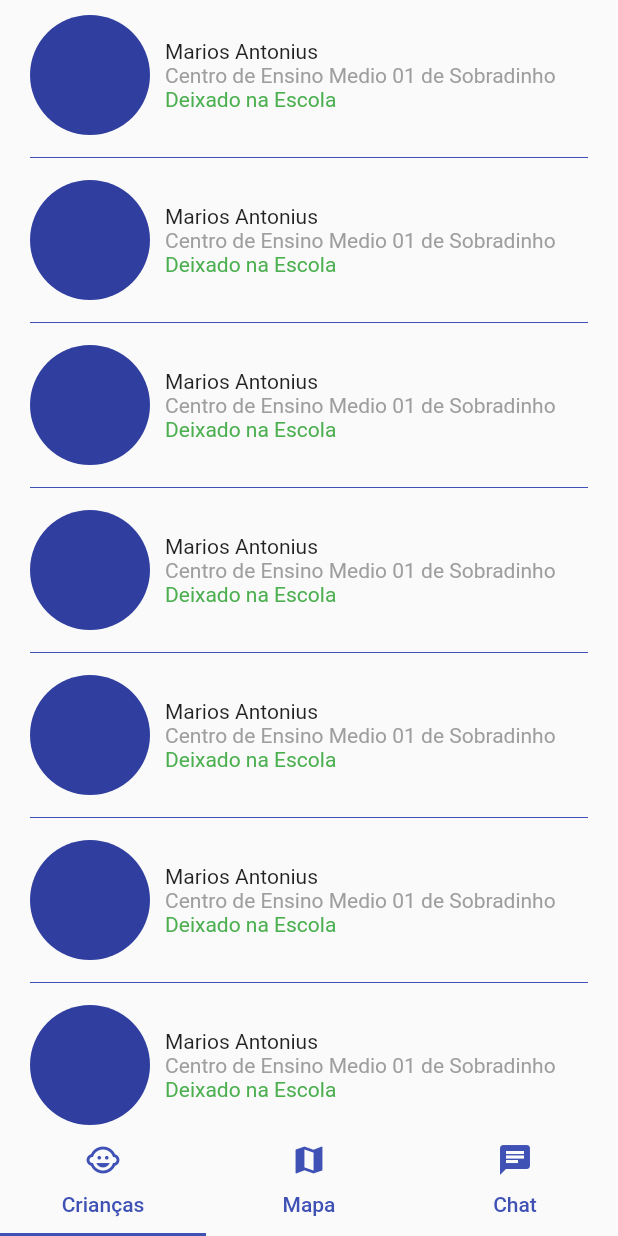
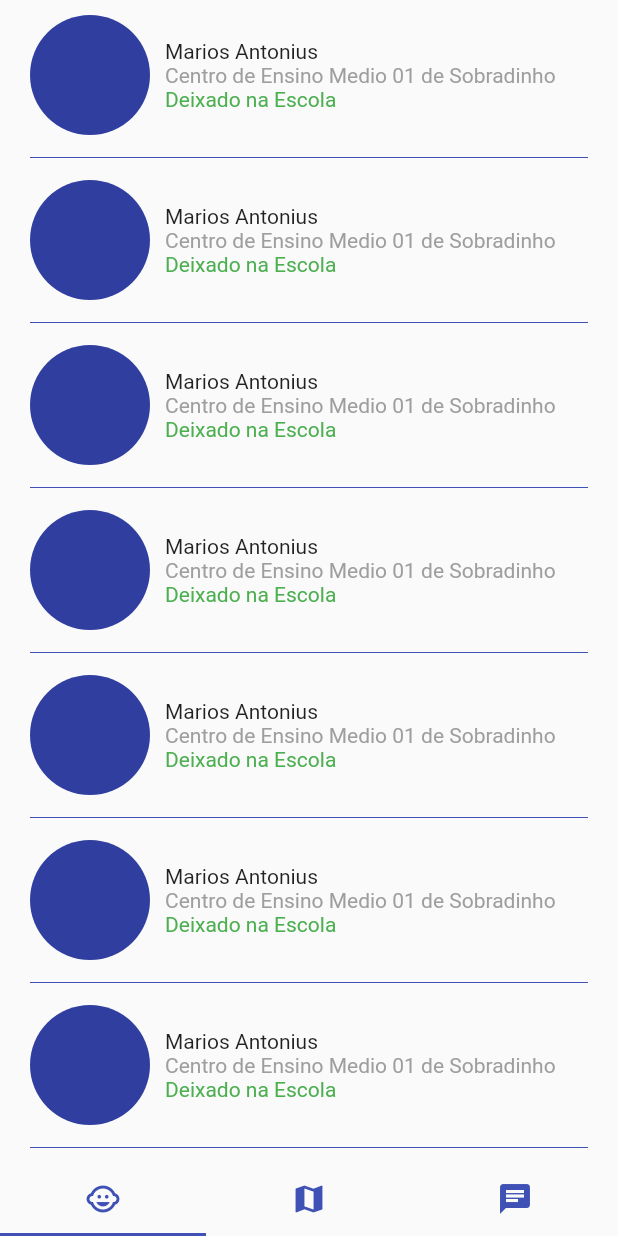
Before and after one commit to lucas-veiga/cade_van, a Flutter app: the MainTab screen opened by its route, on a phone screen of 412 x 824 dp. Run offline on Flutter 3.47's test engine with Material 2 defaults, Android fonts, the phone set to English and light mode, and no system bars.

Commit message:
Removendo text da tabbart

```diff
--- a/lib/pages/main_tab.dart
+++ b/lib/pages/main_tab.dart
@@ -24,36 +24,18 @@ class MainTab extends StatelessWidget {
     TabBar(
       tabs: <Widget>[
         Tab(
-          child: Text(
-            'Crianças',
-            style: TextStyle(
-              color: Theme.of(context).primaryColor,
-            ),
-          ),
           icon: Icon(
             Icons.child_care,
             color: Theme.of(context).primaryColor,
           ),
         ),
         Tab(
-          child: Text(
-            'Mapa',
-            style: TextStyle(
-              color: Theme.of(context).primaryColor,
-            )
-          ),
           icon: Icon(
             Icons.map,
             color: Theme.of(context).primaryColor,
           ),
         ),
         Tab(
-          child: Text(
-            'Chat',
-            style: TextStyle(
-              color: Theme.of(context).primaryColor,
-            )
-          ),
           icon: Icon(
             Icons.chat,
             color: Theme.of(context).primaryColor,
```
